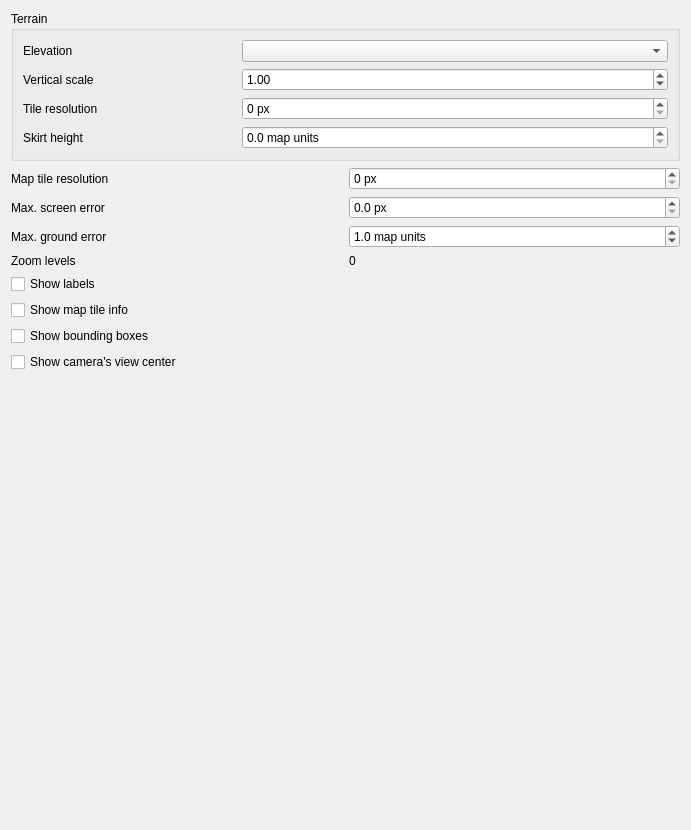
carsmie/QGIS, file src/ui/3d/map3dconfigwidget.ui: the form before one commit.
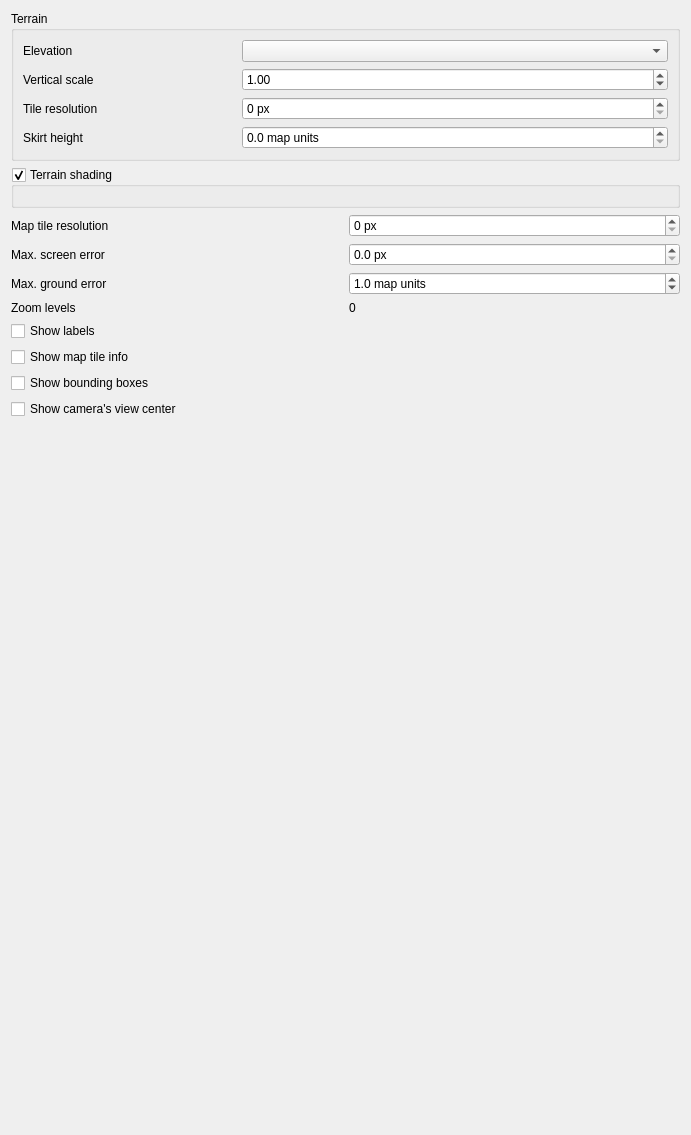
The form after the commit. Custom widgets are drawn as their Qt base class.

Commit message:
[FEATURE] Add support for shading of terrain
This adds new options for user to choose how the terrain should be rendered:
- shading disabled - color of terrain is determined only from map texture
- shading enabled - color of terrain is determined using Phong's shading model,
  taking into account map texture, terrain normal vector, scene light(s) and
  terrain material's ambient+specular colors and shininess

(configuration of lights is not there yet - now we always have a single point
light with white color at the middle of the scene at 1km above the zero elevation)

Diff of the .ui file:
```diff
--- a/src/ui/3d/map3dconfigwidget.ui
+++ b/src/ui/3d/map3dconfigwidget.ui
@@ -7,7 +7,7 @@
     <x>0</x>
     <y>0</y>
     <width>691</width>
-    <height>830</height>
+    <height>1135</height>
    </rect>
   </property>
   <property name="windowTitle">
@@ -87,6 +87,21 @@
      </layout>
     </widget>
    </item>
+   <item>
+    <widget class="QgsCollapsibleGroupBox" name="groupTerrainShading">
+     <property name="title">
+      <string>Terrain shading</string>
+     </property>
+     <property name="checkable">
+      <bool>true</bool>
+     </property>
+     <layout class="QVBoxLayout" name="verticalLayout_2">
+      <item>
+       <widget class="QgsPhongMaterialWidget" name="widgetTerrainMaterial" native="true"/>
+      </item>
+     </layout>
+    </widget>
+   </item>
    <item>
     <layout class="QGridLayout" name="gridLayout_2">
      <item row="2" column="0">
@@ -224,6 +239,18 @@
    <extends>QSpinBox</extends>
    <header>qgsspinbox.h</header>
   </customwidget>
+  <customwidget>
+   <class>QgsPhongMaterialWidget</class>
+   <extends>QWidget</extends>
+   <header>qgsphongmaterialwidget.h</header>
+   <container>1</container>
+  </customwidget>
+  <customwidget>
+   <class>QgsCollapsibleGroupBox</class>
+   <extends>QGroupBox</extends>
+   <header>qgscollapsiblegroupbox.h</header>
+   <container>1</container>
+  </customwidget>
  </customwidgets>
  <tabstops>
   <tabstop>cboTerrainLayer</tabstop>
```
The commit also changes 12 other files.
